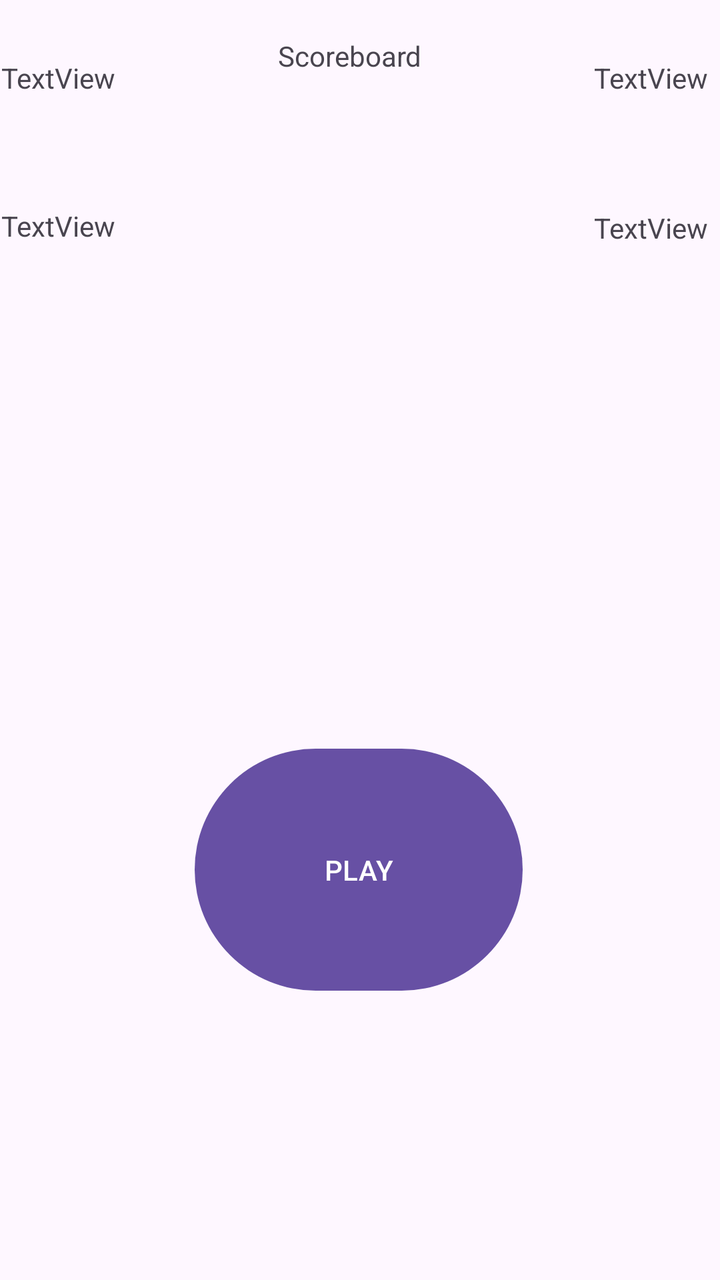
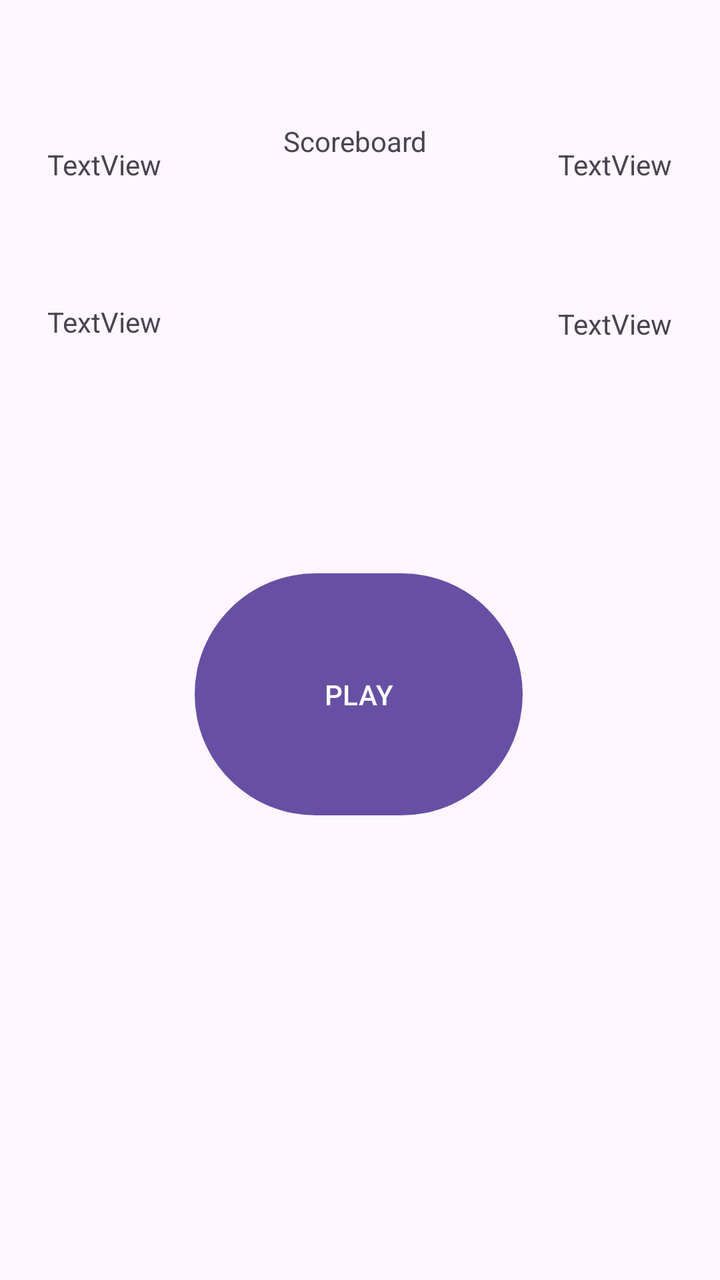

Two renders of the same Android screen: before a commit and after it. Below are the layout's source before the change and the commit's diff.
<!-- AndroidManifest.xml: application theme Theme.Pushforce -->
<!-- res/layout/activity_debut_round.xml -->
<?xml version="1.0" encoding="utf-8"?>
<androidx.constraintlayout.widget.ConstraintLayout xmlns:android="http://schemas.android.com/apk/res/android"
    xmlns:app="http://schemas.android.com/apk/res-auto"
    android:layout_width="match_parent"
    android:layout_height="match_parent">

    <Button
        android:id="@+id/bouton_lancer_round"
        android:layout_width="164dp"
        android:layout_height="129dp"
        android:text="@string/play"
        app:layout_constraintBottom_toBottomOf="parent"
        app:layout_constraintEnd_toEndOf="parent"
        app:layout_constraintHorizontal_bias="0.497"
        app:layout_constraintStart_toStartOf="parent"
        app:layout_constraintTop_toTopOf="parent"
        app:layout_constraintVertical_bias="0.725" />

    <androidx.constraintlayout.widget.ConstraintLayout
        android:id="@+id/scoreboard"
        android:layout_width="385dp"
        android:layout_height="127dp"
        app:layout_constraintBottom_toBottomOf="parent"
        app:layout_constraintEnd_toEndOf="parent"
        app:layout_constraintHorizontal_bias="0.615"
        app:layout_constraintStart_toStartOf="parent"
        app:layout_constraintTop_toTopOf="parent"
        app:layout_constraintVertical_bias="0.026">

        <TextView
            android:id="@+id/score_J4"
            android:layout_width="wrap_content"
            android:layout_height="wrap_content"
            android:text="@string/textview4"
            app:layout_constraintBottom_toBottomOf="parent"
            app:layout_constraintEnd_toEndOf="parent"
            app:layout_constraintHorizontal_bias="0.951"
            app:layout_constraintStart_toStartOf="parent"
            app:layout_constraintTop_toTopOf="parent"
            app:layout_constraintVertical_bias="0.842" />

        <TextView
            android:id="@+id/score_J3"
            android:layout_width="wrap_content"
            android:layout_height="wrap_content"
            android:text="@string/textview3"
            app:layout_constraintBottom_toBottomOf="parent"
            app:layout_constraintEnd_toEndOf="parent"
            app:layout_constraintHorizontal_bias="0.048"
            app:layout_constraintStart_toStartOf="parent"
            app:layout_constraintTop_toTopOf="parent"
            app:layout_constraintVertical_bias="0.833" />

        <TextView
            android:id="@+id/score_J2"
            android:layout_width="wrap_content"
            android:layout_height="wrap_content"
            android:text="@string/textview2"
            app:layout_constraintBottom_toBottomOf="parent"
            app:layout_constraintEnd_toEndOf="parent"
            app:layout_constraintHorizontal_bias="0.951"
            app:layout_constraintStart_toStartOf="parent"
            app:layout_constraintTop_toTopOf="parent"
            app:layout_constraintVertical_bias="0.148" />

        <TextView
            android:id="@+id/texte_view_scoreboard"
            android:layout_width="77dp"
            android:layout_height="26dp"
            android:text="@string/scoreboard"
            app:layout_constraintBottom_toBottomOf="parent"
            app:layout_constraintEnd_toEndOf="parent"
            app:layout_constraintStart_toStartOf="parent"
            app:layout_constraintTop_toTopOf="parent"
            app:layout_constraintVertical_bias="0.049" />

        <TextView
            android:id="@+id/score_J1"
            android:layout_width="wrap_content"
            android:layout_height="wrap_content"
            android:text="@string/textview1"
            app:layout_constraintBottom_toBottomOf="parent"
            app:layout_constraintEnd_toEndOf="parent"
            app:layout_constraintHorizontal_bias="0.048"
            app:layout_constraintStart_toStartOf="parent"
            app:layout_constraintTop_toTopOf="parent"
            app:layout_constraintVertical_bias="0.148" />
    </androidx.constraintlayout.widget.ConstraintLayout>

</androidx.constraintlayout.widget.ConstraintLayout>
<!-- resources referenced by this layout -->
<resources>
  <string name="play">PLAY</string>
  <string name="scoreboard">Scoreboard</string>
  <string name="textview1">TextView</string>
  <string name="textview2">TextView</string>
  <string name="textview3">TextView</string>
  <string name="textview4">TextView</string>
  <style name="Theme.Pushforce" parent="Base.Theme.Pushforce" />
  <style name="Base.Theme.Pushforce" parent="Theme.Material3.DayNight.NoActionBar">
          
          
      </style>
</resources>

<!-- the commit's change to res/layout/activity_debut_round.xml (unified diff, before → after) -->
@@ -1,6 +1,7 @@
 <?xml version="1.0" encoding="utf-8"?>
 <androidx.constraintlayout.widget.ConstraintLayout xmlns:android="http://schemas.android.com/apk/res/android"
     xmlns:app="http://schemas.android.com/apk/res-auto"
+    xmlns:tools="http://schemas.android.com/tools"
     android:layout_width="match_parent"
     android:layout_height="match_parent">
 
@@ -14,18 +15,18 @@
         app:layout_constraintHorizontal_bias="0.497"
         app:layout_constraintStart_toStartOf="parent"
         app:layout_constraintTop_toTopOf="parent"
-        app:layout_constraintVertical_bias="0.725" />
+        app:layout_constraintVertical_bias="0.553" />
 
     <androidx.constraintlayout.widget.ConstraintLayout
         android:id="@+id/scoreboard"
-        android:layout_width="385dp"
-        android:layout_height="127dp"
+        android:layout_width="340dp"
+        android:layout_height="134dp"
         app:layout_constraintBottom_toBottomOf="parent"
         app:layout_constraintEnd_toEndOf="parent"
-        app:layout_constraintHorizontal_bias="0.615"
+        app:layout_constraintHorizontal_bias="0.492"
         app:layout_constraintStart_toStartOf="parent"
         app:layout_constraintTop_toTopOf="parent"
-        app:layout_constraintVertical_bias="0.026">
+        app:layout_constraintVertical_bias="0.11">
 
         <TextView
             android:id="@+id/score_J4"
